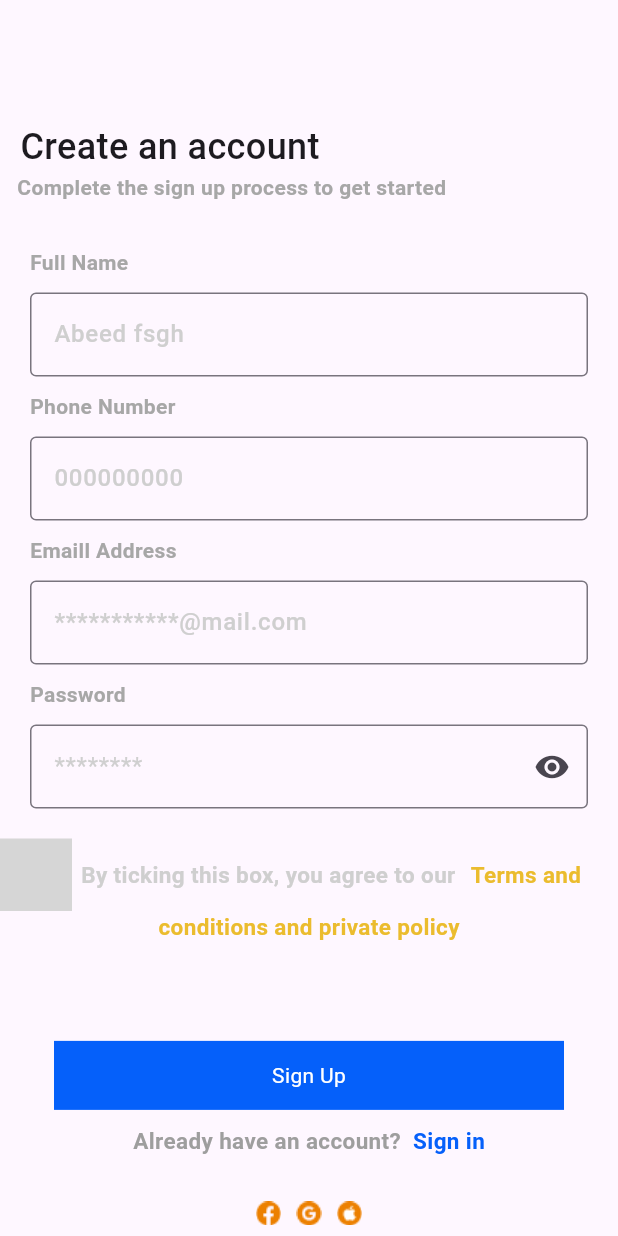
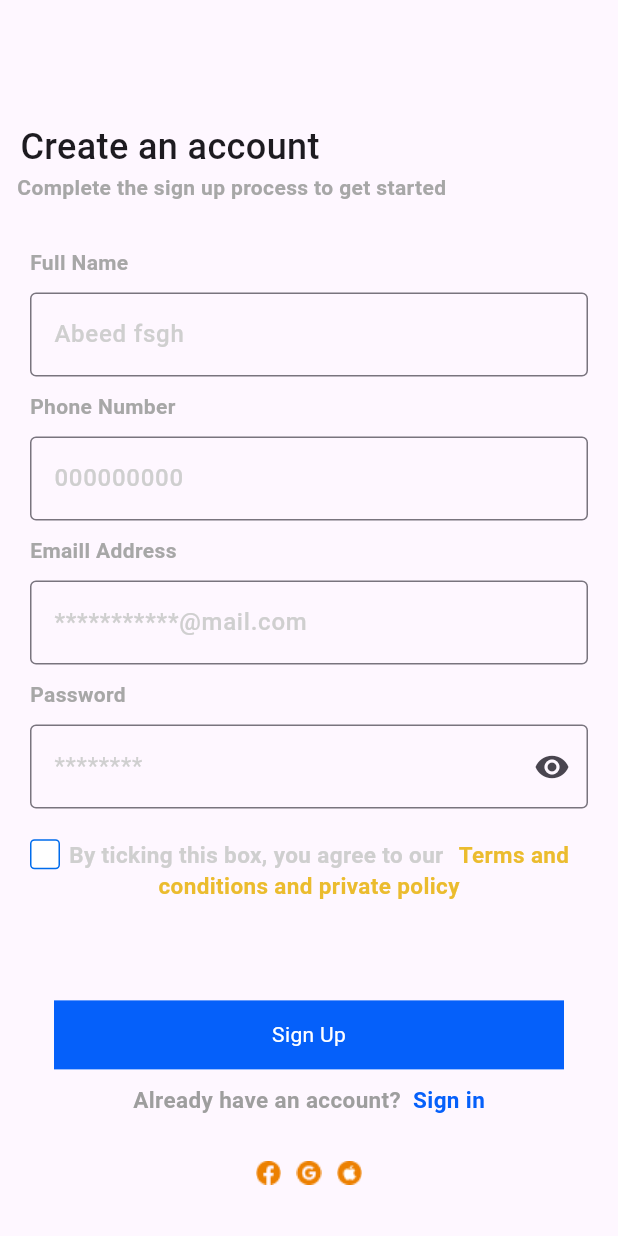
Before and after one commit to Medcell1/ascolin, a Flutter app: the SignUpPage screen opened directly, on a phone screen of 412 x 824 dp. Run offline on Flutter 3.47's test engine with Material 3 defaults, Android fonts, the phone set to English and light mode, and no system bars; our stand-ins replace page_view_dot_indicator; grey boxes are pictures that could not be loaded.

Commit message:
medd branch first commit

```diff
--- a/lib/pages/sign_up_page.dart
+++ b/lib/pages/sign_up_page.dart
@@ -120,7 +120,7 @@ class _SignUpPageState extends State<SignUpPage> {
                   height: 20,
                 ),
                 Row(
-                  children: [i
+                  children: [
                     GestureDetector(
                       onTap: () {
                         _isChecked = !_isChecked;
```
